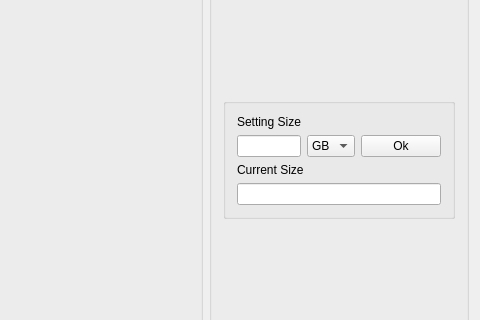
Above: PRO/NetworkPlot/mainwindow.ui from carloscn/netplot before the change; both pictures show x 769 to 1249 and y 232 to 552 of the 1249 by 753 pixel window. Below: the same form after it.
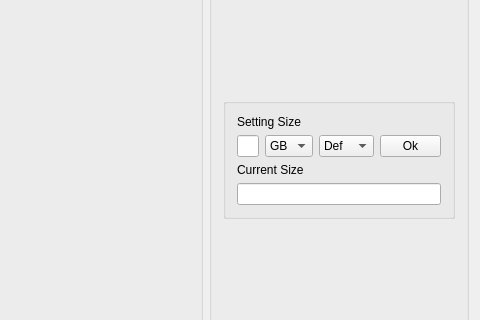
That is the form after the change. Custom widgets are drawn as their Qt base class.

```diff
--- a/PRO/NetworkPlot/mainwindow.ui
+++ b/PRO/NetworkPlot/mainwindow.ui
@@ -568,7 +568,7 @@
       <property name="title">
        <string>图像绘制</string>
       </property>
-      <layout class="QVBoxLayout" name="verticalLayout_4">
+      <layout class="QVBoxLayout" name="verticalLayout_6">
        <item>
         <layout class="QHBoxLayout" name="horizontalLayout_10">
          <item>
@@ -746,7 +746,7 @@
       <property name="title">
        <string>文件列表</string>
       </property>
-      <layout class="QVBoxLayout" name="verticalLayout_6">
+      <layout class="QVBoxLayout" name="verticalLayout_5">
        <item>
         <widget class="QLabel" name="label_8">
          <property name="sizePolicy">
@@ -777,7 +777,7 @@
          <property name="title">
           <string/>
          </property>
-         <layout class="QVBoxLayout" name="verticalLayout_10">
+         <layout class="QVBoxLayout" name="verticalLayout_4">
           <item>
            <widget class="QLabel" name="label_10">
             <property name="text">
@@ -809,6 +809,20 @@
               </item>
              </widget>
             </item>
+            <item>
+             <widget class="QComboBox" name="storge_type">
+              <item>
+               <property name="text">
+                <string>Def</string>
+               </property>
+              </item>
+              <item>
+               <property name="text">
+                <string>Split</string>
+               </property>
+              </item>
+             </widget>
+            </item>
             <item>
              <widget class="QPushButton" name="storge_confirm">
               <property name="enabled">
```
Left out of the diff: 2 changed lines with no effect on the pictures.
